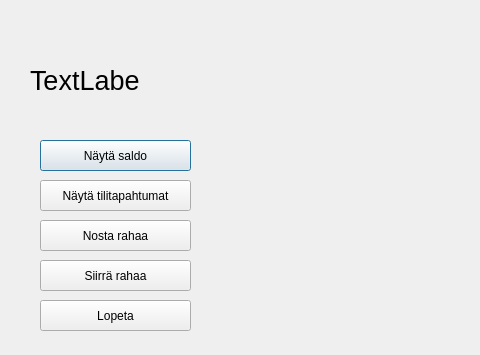
Old version of the form frontend/clientwindow.ui in the repository 22kmo-project/group_7; both pictures show x 0 to 480 and y 0 to 355 of the 800 by 600 pixel window.
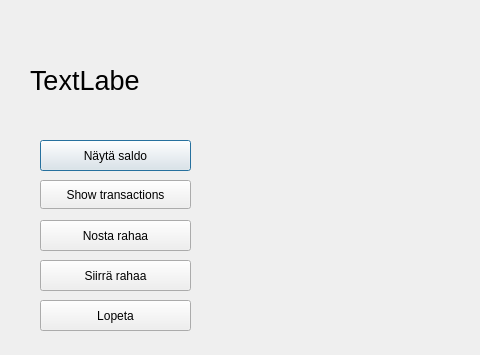
New version of the form.

```diff
--- a/frontend/clientwindow.ui
+++ b/frontend/clientwindow.ui
@@ -44,19 +44,6 @@
     <string>Näytä saldo</string>
    </property>
   </widget>
-  <widget class="QPushButton" name="button_nayta_tilitapahtumat">
-   <property name="geometry">
-    <rect>
-     <x>40</x>
-     <y>180</y>
-     <width>151</width>
-     <height>31</height>
-    </rect>
-   </property>
-   <property name="text">
-    <string>Näytä tilitapahtumat</string>
-   </property>
-  </widget>
   <widget class="QPushButton" name="button_nosta_rahaa">
    <property name="geometry">
     <rect>
@@ -96,6 +83,19 @@
     <string>Lopeta</string>
    </property>
   </widget>
+  <widget class="QPushButton" name="pushButtonTrans">
+   <property name="geometry">
+    <rect>
+     <x>40</x>
+     <y>180</y>
+     <width>151</width>
+     <height>29</height>
+    </rect>
+   </property>
+   <property name="text">
+    <string>Show transactions</string>
+   </property>
+  </widget>
  </widget>
  <resources/>
  <connections/>
```
